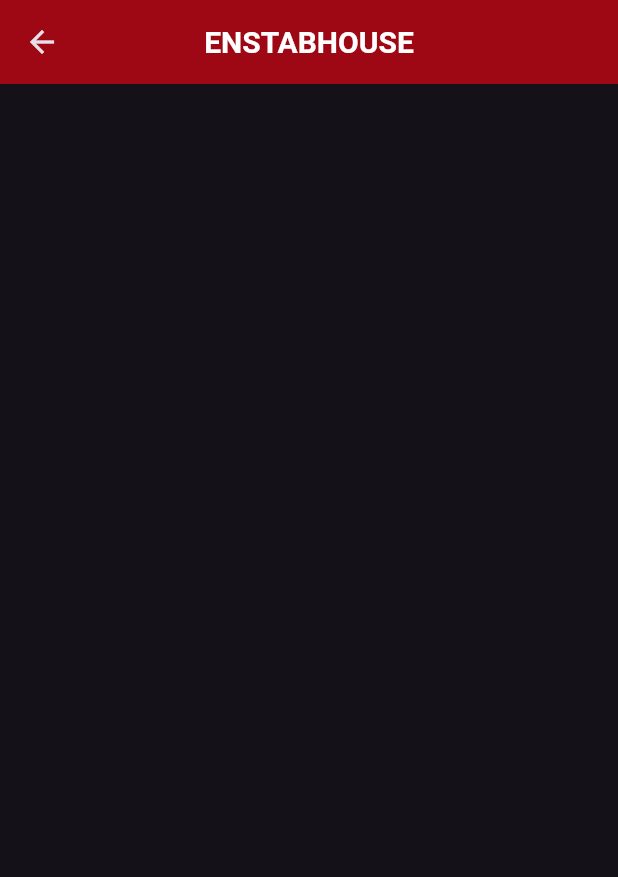
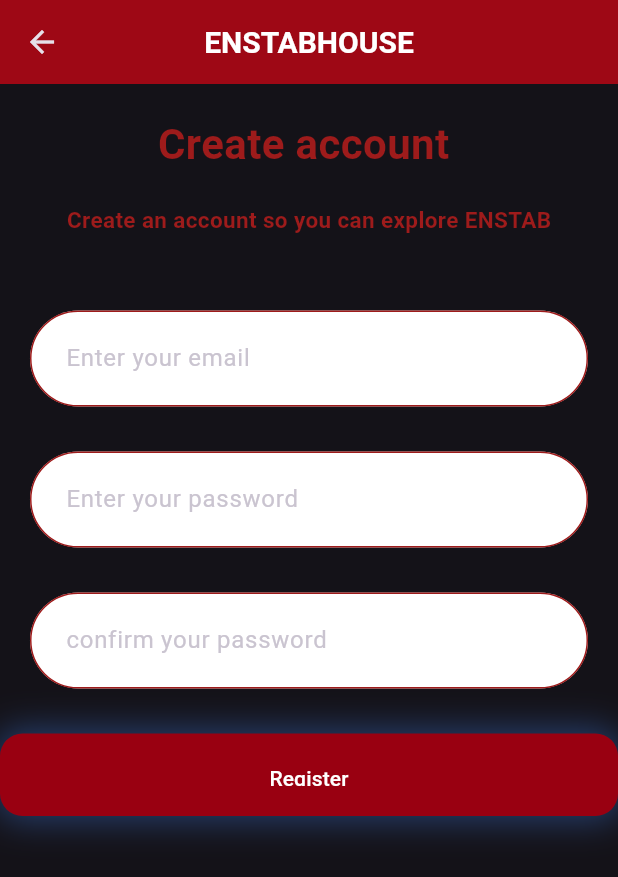
Before and after one commit to ademmhadhraoui-blip/enstab_house_pfa, a Flutter app: the RegisterScreen screen opened directly, on a phone screen of 412 x 824 dp. Shown: the top 877 px of the screen. Run offline on Flutter 3.47's test engine with Material 3 defaults, Android fonts, the phone set to English and light mode, and no system bars.

Commit message:
update in 29/01/2026

```diff
--- a/lib/constants.dart
+++ b/lib/constants.dart
@@ -29,7 +29,7 @@
   ),
 );
 
-final kEmailDecoration = KTextFieldDecoration.copyWith(hintText: 'Enter youe email');
+final kEmailDecoration = KTextFieldDecoration.copyWith(hintText: 'Enter your email');
 
 final kPasswordDecoration = KTextFieldDecoration.copyWith(hintText: 'Enter your password');
 
@@ -52,5 +52,25 @@
     borderRadius: BorderRadius.circular(15),
   ),
   elevation: 0 ,
+);
 
+const kTextFieldDecoration = InputDecoration(
+  hintText: 'Enter your email ',
+  fillColor: Colors.white,
+  filled: true,
+  contentPadding:
+  EdgeInsets.symmetric(vertical: 20.0, horizontal: 20.0),
+  border: OutlineInputBorder(
+    borderRadius: BorderRadius.all(Radius.circular(32.0)),
+  ),
+  enabledBorder: OutlineInputBorder(
+    borderSide:
+    BorderSide(color: Color(0xFF9E1B1B), width: 1.0),
+    borderRadius: BorderRadius.all(Radius.circular(32.0)),
+  ),
+  focusedBorder: OutlineInputBorder(
+    borderSide:
+    BorderSide(color: Color(0xFF9E1B1B), width: 2.0),
+    borderRadius: BorderRadius.all(Radius.circular(32.0)),
+  ),
 );
--- a/lib/screens/login_screen.dart
+++ b/lib/screens/login_screen.dart
@@ -22,7 +22,8 @@
             crossAxisAlignment: CrossAxisAlignment.center,
             children: [
               const SizedBox(height: 50.0),
-              const  Text('LOGIN HERE', style: kTextProperties),
+              const  Text('LOGIN HERE',
+                  style: kTextProperties),
               const SizedBox(height: 20.0),
               const Text(
                 "Welcome back, you've\nbeen missed",
--- a/lib/screens/register_screen.dart
+++ b/lib/screens/register_screen.dart
@@ -1,3 +1,4 @@
+import 'package:enstabhouse/constants.dart';
 import 'package:flutter/material.dart';
 class RegisterScreen extends StatefulWidget {
   const RegisterScreen({super.key});
@@ -12,8 +13,92 @@
     return  Scaffold(
       appBar: AppBar(title: const Text('ENSTABHOUSE'),
       ),
-      body: Column(
+      body: SingleChildScrollView(
+        child: Padding(
+          padding: const EdgeInsets.symmetric( vertical: 20.0),
+          child: Column(
+            children : <Widget> [
+            Align(
+              alignment: Alignment.center,
+              child: Text(
+                'Create account ' ,
+                style: kTextProperties,
+              ),
+            ),
+              SizedBox(
+                height: 20.0,
+              ) ,
+              Align(
+                alignment: Alignment.center,
+                child: Text(
+                  'Create an account so you can explore ENSTAB' ,
+                  style: kTextProperties.copyWith(
+                    fontSize: 15.0,
+                  ),
+                ),
+              ),
+              const SizedBox(height: 50.0),
 
+              Padding(
+                padding: const EdgeInsets.symmetric(horizontal: 20),
+                child: TextField(
+                  onChanged: (value){},
+                  decoration: kTextFieldDecoration,
+                  style : TextStyle(color: Colors.black),
+
+                ),
+              ),
+              const SizedBox(height: 30.0),
+              Padding(
+                padding: const EdgeInsets.symmetric(horizontal: 20),
+                child: TextField(
+                  onChanged: (value){},
+                  decoration: kTextFieldDecoration.copyWith(
+                    hintText: 'Enter your password' ,
+                  ),
+                  style : TextStyle(color: Colors.black),
+                ),
+              ),
+              const SizedBox(height: 30.0),
+              Padding(
+                padding: const EdgeInsets.symmetric(horizontal: 20),
+                child: TextField(
+                  onChanged: (value){},
+                  decoration: kTextFieldDecoration.copyWith(
+                    hintText: 'confirm your password' ,
+                  ),
+                  style : TextStyle(color: Colors.black),
+                ),
+              ),
+              const SizedBox(height: 30.0),
+            SizedBox(
+                height: 55  ,
+                width: double.infinity ,
+                child: Container(
+                    decoration: BoxDecoration(
+                      borderRadius: BorderRadius.circular(15),
+                      boxShadow: [
+                        BoxShadow(
+                          color: Colors.blueAccent.withOpacity(0.4),
+                          blurRadius: 20,
+                          spreadRadius: 2,
+                          offset: Offset.zero,
+                        ),
+                      ],
+                    ),
+                    child: ElevatedButton(
+                        onPressed: () {},
+                        style: kButtonLoginPageProperties.copyWith(
+
+                        ) ,
+                            child :const Text('Register') ,
+                    )
+                ),
+            ),
+
+                ],
+          ),
+        ),
       ),
     );
   }
--- a/lib/screens/welcome_screen.dart
+++ b/lib/screens/welcome_screen.dart
@@ -12,7 +12,7 @@
   @override
   Widget build(BuildContext context) {
         return Scaffold(
-          appBar:   AppBar(
+          appBar:  AppBar(
             title: const Text('ENSTABHOUSE'),
           ),
           body: Column(
```
